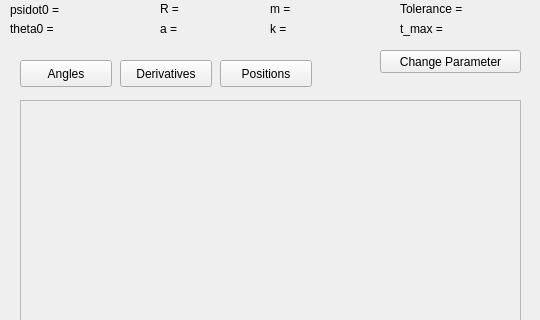
Old version of the form mainwindow.ui in the repository masterjava1/rwthsselabws2011g11; both pictures show x 0 to 540 and y 0 to 320 of the 540 by 543 pixel window.
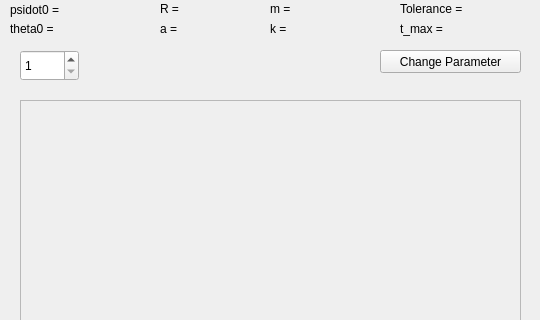
New version of the form.

What changed in the file:
```diff
--- a/mainwindow.ui
+++ b/mainwindow.ui
@@ -337,45 +337,6 @@
      <string/>
     </property>
    </widget>
-   <widget class="QPushButton" name="Angles">
-    <property name="geometry">
-     <rect>
-      <x>20</x>
-      <y>60</y>
-      <width>92</width>
-      <height>27</height>
-     </rect>
-    </property>
-    <property name="text">
-     <string>Angles</string>
-    </property>
-   </widget>
-   <widget class="QPushButton" name="Derivatives">
-    <property name="geometry">
-     <rect>
-      <x>120</x>
-      <y>60</y>
-      <width>92</width>
-      <height>27</height>
-     </rect>
-    </property>
-    <property name="text">
-     <string>Derivatives</string>
-    </property>
-   </widget>
-   <widget class="QPushButton" name="Positions">
-    <property name="geometry">
-     <rect>
-      <x>220</x>
-      <y>60</y>
-      <width>92</width>
-      <height>27</height>
-     </rect>
-    </property>
-    <property name="text">
-     <string>Positions</string>
-    </property>
-   </widget>
    <widget class="QPushButton" name="Tecplot_button">
     <property name="geometry">
      <rect>
@@ -431,6 +392,22 @@
      <enum>QFrame::Raised</enum>
     </property>
    </widget>
+   <widget class="QSpinBox" name="spinBox">
+    <property name="geometry">
+     <rect>
+      <x>20</x>
+      <y>50</y>
+      <width>59</width>
+      <height>31</height>
+     </rect>
+    </property>
+    <property name="minimum">
+     <number>1</number>
+    </property>
+    <property name="maximum">
+     <number>9</number>
+    </property>
+   </widget>
   </widget>
   <action name="actionOpenParameterOptions">
    <property name="text">
```
Left out of the diff: 56 changed lines with no effect on the pictures.
